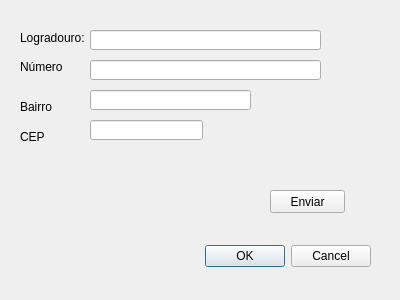
Old version of the form geocoder_dialog_base.ui in the repository tinorberto/qgis-geocoderpbh.
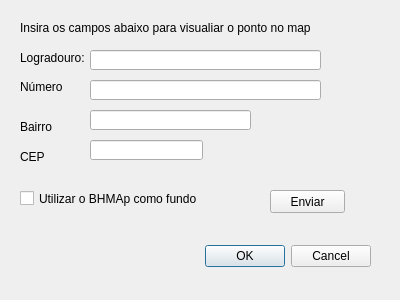
New version of the form.

Commit message: Melhoria da interface

Diff of the .ui file:
```diff
--- a/geocoder_dialog_base.ui
+++ b/geocoder_dialog_base.ui
@@ -46,7 +46,7 @@
    <property name="geometry">
     <rect>
      <x>90</x>
-     <y>30</y>
+     <y>50</y>
      <width>231</width>
      <height>20</height>
     </rect>
@@ -56,7 +56,7 @@
    <property name="geometry">
     <rect>
      <x>20</x>
-     <y>30</y>
+     <y>50</y>
      <width>81</width>
      <height>16</height>
     </rect>
@@ -69,7 +69,7 @@
    <property name="geometry">
     <rect>
      <x>20</x>
-     <y>60</y>
+     <y>80</y>
      <width>46</width>
      <height>13</height>
     </rect>
@@ -82,7 +82,7 @@
    <property name="geometry">
     <rect>
      <x>20</x>
-     <y>100</y>
+     <y>120</y>
      <width>46</width>
      <height>13</height>
     </rect>
@@ -95,7 +95,7 @@
    <property name="geometry">
     <rect>
      <x>20</x>
-     <y>130</y>
+     <y>150</y>
      <width>46</width>
      <height>13</height>
     </rect>
@@ -108,7 +108,7 @@
    <property name="geometry">
     <rect>
      <x>90</x>
-     <y>60</y>
+     <y>80</y>
      <width>231</width>
      <height>20</height>
     </rect>
@@ -118,7 +118,7 @@
    <property name="geometry">
     <rect>
      <x>90</x>
-     <y>90</y>
+     <y>110</y>
      <width>161</width>
      <height>20</height>
     </rect>
@@ -128,12 +128,38 @@
    <property name="geometry">
     <rect>
      <x>90</x>
-     <y>120</y>
+     <y>140</y>
      <width>113</width>
      <height>20</height>
     </rect>
    </property>
   </widget>
+  <widget class="QLabel" name="label_5">
+   <property name="geometry">
+    <rect>
+     <x>20</x>
+     <y>20</y>
+     <width>341</width>
+     <height>16</height>
+    </rect>
+   </property>
+   <property name="text">
+    <string>Insira os campos abaixo para visualiar o ponto no map</string>
+   </property>
+  </widget>
+  <widget class="QCheckBox" name="checkBox">
+   <property name="geometry">
+    <rect>
+     <x>20</x>
+     <y>190</y>
+     <width>201</width>
+     <height>17</height>
+    </rect>
+   </property>
+   <property name="text">
+    <string>Utilizar o BHMAp como fundo</string>
+   </property>
+  </widget>
  </widget>
  <resources/>
  <connections>
```
